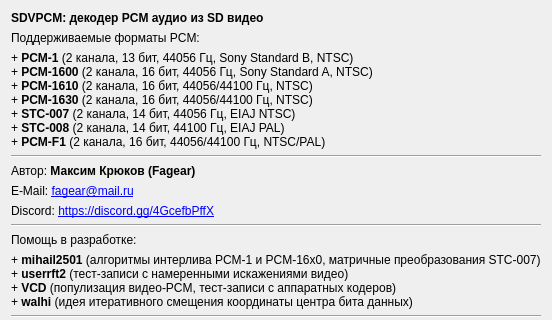
Before: the Qt Designer form about_wnd.ui in Fagear/SDVPCMdecoder, drawn with Qt 5; both pictures show x 0 to 552 and y 0 to 320 of the 552 by 477 pixel window.
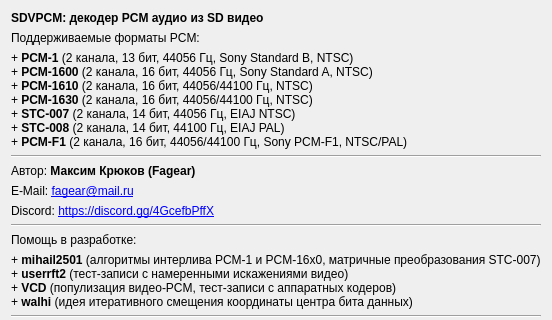
After: the same form once the commit is applied.

```diff
--- a/about_wnd.ui
+++ b/about_wnd.ui
@@ -58,7 +58,7 @@
       <bool>true</bool>
      </property>
      <property name="text">
-      <string>&lt;html&gt;&lt;head/&gt;&lt;body&gt;&lt;p&gt;+ &lt;span style=&quot; font-weight:600;&quot;&gt;PCM-1&lt;/span&gt; (2 канала, 13 бит, 44056 Гц, Sony Standard B, NTSC)&lt;br/&gt;+ &lt;span style=&quot; font-weight:600;&quot;&gt;PCM-1600&lt;/span&gt; (2 канала, 16 бит, 44056 Гц, Sony Standard A, NTSC)&lt;br/&gt;+ &lt;span style=&quot; font-weight:600;&quot;&gt;PCM-1610&lt;/span&gt; (2 канала, 16 бит, 44056/44100 Гц, NTSC)&lt;br/&gt;+ &lt;span style=&quot; font-weight:600;&quot;&gt;PCM-1630&lt;/span&gt; (2 канала, 16 бит, 44056/44100 Гц, NTSC)&lt;br/&gt;+ &lt;span style=&quot; font-weight:600;&quot;&gt;STC-007&lt;/span&gt; (2 канала, 14 бит, 44056 Гц, EIAJ NTSC)&lt;br/&gt;+ &lt;span style=&quot; font-weight:600;&quot;&gt;STC-008&lt;/span&gt; (2 канала, 14 бит, 44100 Гц, EIAJ PAL)&lt;br/&gt;+ &lt;span style=&quot; font-weight:600;&quot;&gt;PCM-F1&lt;/span&gt; (2 канала, 16 бит, 44056/44100 Гц, NTSC/PAL)&lt;/p&gt;&lt;/body&gt;&lt;/html&gt;</string>
+      <string>&lt;html&gt;&lt;head/&gt;&lt;body&gt;&lt;p&gt;+ &lt;span style=&quot; font-weight:600;&quot;&gt;PCM-1&lt;/span&gt; (2 канала, 13 бит, 44056 Гц, Sony Standard B, NTSC)&lt;br/&gt;+ &lt;span style=&quot; font-weight:600;&quot;&gt;PCM-1600&lt;/span&gt; (2 канала, 16 бит, 44056 Гц, Sony Standard A, NTSC)&lt;br/&gt;+ &lt;span style=&quot; font-weight:600;&quot;&gt;PCM-1610&lt;/span&gt; (2 канала, 16 бит, 44056/44100 Гц, NTSC)&lt;br/&gt;+ &lt;span style=&quot; font-weight:600;&quot;&gt;PCM-1630&lt;/span&gt; (2 канала, 16 бит, 44056/44100 Гц, NTSC)&lt;br/&gt;+ &lt;span style=&quot; font-weight:600;&quot;&gt;STC-007&lt;/span&gt; (2 канала, 14 бит, 44056 Гц, EIAJ NTSC)&lt;br/&gt;+ &lt;span style=&quot; font-weight:600;&quot;&gt;STC-008&lt;/span&gt; (2 канала, 14 бит, 44100 Гц, EIAJ PAL)&lt;br/&gt;+ &lt;span style=&quot; font-weight:600;&quot;&gt;PCM-F1&lt;/span&gt; (2 канала, 16 бит, 44056/44100 Гц, Sony PCM-F1, NTSC/PAL)&lt;/p&gt;&lt;/body&gt;&lt;/html&gt;</string>
      </property>
     </widget>
    </item>
```
